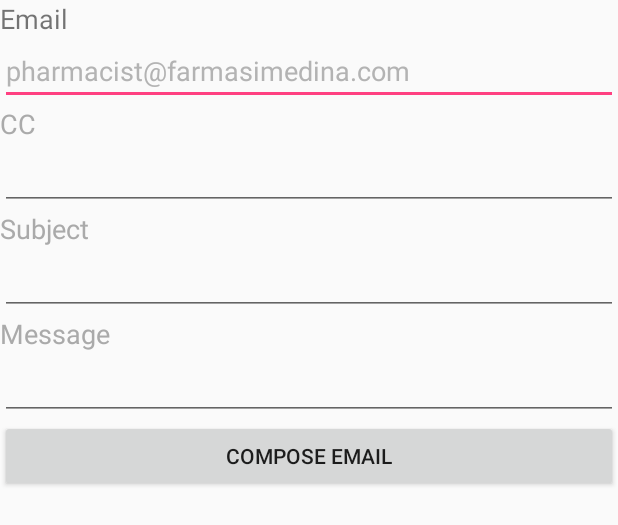
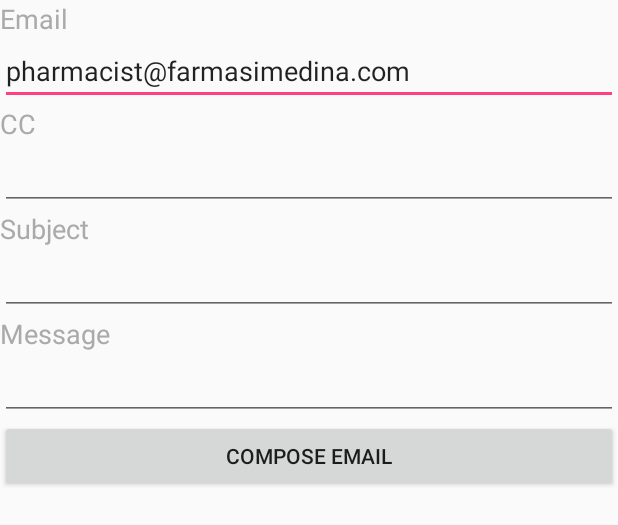
Before and after one commit to massodasuki/medicinereminder, an Android app: the layout activity_email.xml on its own in the app's theme, with its tools: preview values and no code run, on a phone screen of 412 x 824 dp. Shown: the top 525 px of the screen. Run offline under Robolectric (Android 15) with nearby library versions, the phone set to English and light mode, and no system bars.

Commit message:
email activity and change php to pocketmedicine.com

```diff
--- a/app/build.gradle
+++ b/app/build.gradle
@@ -5,7 +5,7 @@
     buildToolsVersion '25.0.3'
     defaultConfig {
         applicationId "com.unifreelancer.masso.medicinereminder"
-        minSdkVersion 17
+        minSdkVersion 13
         targetSdkVersion 25
         versionCode 1
         versionName "1.0"
@@ -32,7 +32,5 @@
     compile 'com.android.support:appcompat-v7:25.3.1'
     compile 'com.android.support:design:25.3.1'
     compile 'com.android.support.constraint:constraint-layout:1.0.2'
-    compile 'com.android.support:animated-vector-drawable:25.3.1'
-    compile 'com.android.support:mediarouter-v7:25.3.1'
     testCompile 'junit:junit:4.12'
 }
--- a/app/src/main/java/com/unifreelancer/masso/medicinereminder/EmailActivity.java
+++ b/app/src/main/java/com/unifreelancer/masso/medicinereminder/EmailActivity.java
@@ -13,6 +13,8 @@
 public class EmailActivity extends AppCompatActivity {
 
     EditText email, addRec, subject, message;
+
+
 
     @Override
     protected void onCreate(Bundle savedInstanceState) {
@@ -35,7 +37,7 @@
         });
     }
 
-    protected void sendEmail() {
+    public void sendEmail() {
         Log.i("Send email", "");
         String em = email.getText().toString();
         String cc = addRec.getText().toString();
--- a/app/src/main/java/com/unifreelancer/masso/medicinereminder/LoginActivity.java
+++ b/app/src/main/java/com/unifreelancer/masso/medicinereminder/LoginActivity.java
@@ -19,7 +19,10 @@
 
     public static final String PASSWORD = "PASSWORD";
 
+    /*Masso punya
     private static final String LOGIN_URL = "http://khamra.biz/login.php";
+    */
+    private static final String LOGIN_URL = "http://pocketmedicinee.com/login.php";
 
     private EditText editTextUserName;
     private EditText editTextPassword;
--- a/app/src/main/java/com/unifreelancer/masso/medicinereminder/MainActivity.java
+++ b/app/src/main/java/com/unifreelancer/masso/medicinereminder/MainActivity.java
@@ -25,8 +25,11 @@
     private Button buttonRegister;
 
     private Button goLogin;
+    /* Masso Punya
+    private static final String REGISTER_URL = "http://khamra.biz/register.php";
+    */
 
-    private static final String REGISTER_URL = "http://khamra.biz/register.php";
+    private static final String REGISTER_URL = "http://pocketmedicinee.com/register.php";
 
 
     @Override
--- a/app/src/main/res/layout/activity_email.xml
+++ b/app/src/main/res/layout/activity_email.xml
@@ -11,9 +11,8 @@
         android:id="@+id/textView1"
         android:layout_width="wrap_content"
         android:layout_height="wrap_content"
-        android:layout_alignParentTop="true"
-        android:layout_centerHorizontal="true"
         android:text="Email"
+        android:textColor="@android:color/darker_gray"
         android:textSize="18sp" />
 
     <EditText
@@ -21,7 +20,6 @@
         android:layout_width="match_parent"
         android:layout_height="wrap_content"
         android:text="pharmacist@farmasimedina.com"
-        android:textColor="#b3b3b3"
         android:textSize="18sp" />
 
     <TextView
@@ -36,7 +34,6 @@
         android:id="@+id/inCC"
         android:layout_width="match_parent"
         android:layout_height="wrap_content"
-        android:textColor="#989997"
         android:textSize="18sp" />
 
     <TextView
@@ -51,7 +48,6 @@
         android:id="@+id/inSubject"
         android:layout_width="match_parent"
         android:layout_height="wrap_content"
-        android:textColor="#a3a3a3"
         android:textSize="18sp" />
 
     <TextView
@@ -66,7 +62,6 @@
         android:id="@+id/inMessage"
         android:layout_width="match_parent"
         android:layout_height="wrap_content"
-        android:textColor="#919191"
         android:textSize="18sp" />
 
     <Button
```
Also changed, not shown: app/src/main/AndroidManifest.xml (+9 -11 lines), app/src/main/java/com/unifreelancer/masso/medicinereminder/ConfigCRUD.java (+13 -1 lines), 1 other file.
